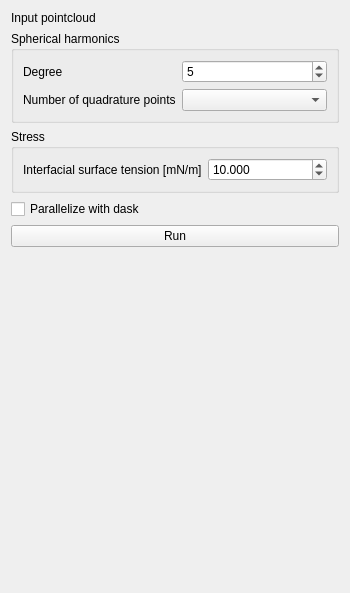
Old version of the form src/napari_stress/_measurements/toolbox.ui in the repository jo-mueller/napari-stress.
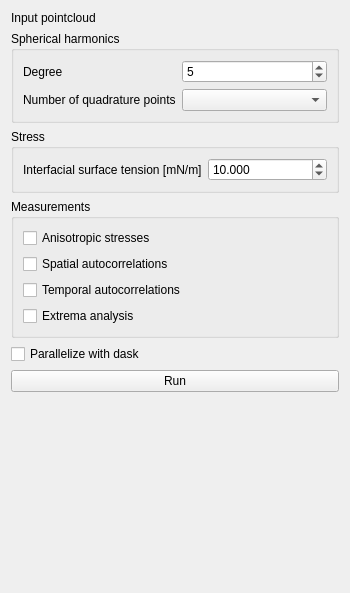
New version of the form.

```diff
--- a/src/napari_stress/_measurements/toolbox.ui
+++ b/src/napari_stress/_measurements/toolbox.ui
@@ -47,7 +47,7 @@
      </layout>
     </widget>
    </item>
-   <item row="5" column="1">
+   <item row="6" column="1">
     <spacer name="verticalSpacer">
      <property name="orientation">
       <enum>Qt::Vertical</enum>
@@ -67,7 +67,7 @@
      </property>
     </widget>
    </item>
-   <item row="4" column="0" colspan="2">
+   <item row="5" column="0" colspan="2">
     <widget class="QPushButton" name="pushButton_run">
      <property name="text">
       <string>Run</string>
@@ -103,13 +103,50 @@
      </layout>
     </widget>
    </item>
-   <item row="3" column="0">
+   <item row="4" column="0">
     <widget class="QCheckBox" name="checkBox_use_dask">
      <property name="text">
       <string>Parallelize with dask</string>
      </property>
     </widget>
    </item>
+   <item row="3" column="0" colspan="2">
+    <widget class="QGroupBox" name="groupBox">
+     <property name="title">
+      <string>Measurements</string>
+     </property>
+     <layout class="QGridLayout" name="gridLayout_4">
+      <item row="1" column="0">
+       <widget class="QCheckBox" name="checkBox_do_spatial_autocorrs">
+        <property name="text">
+         <string>Spatial autocorrelations</string>
+        </property>
+       </widget>
+      </item>
+      <item row="0" column="0">
+       <widget class="QCheckBox" name="checkBox_do_stresses">
+        <property name="text">
+         <string>Anisotropic stresses</string>
+        </property>
+       </widget>
+      </item>
+      <item row="2" column="0">
+       <widget class="QCheckBox" name="checkBox_do_temporal_autocorrs">
+        <property name="text">
+         <string>Temporal autocorrelations</string>
+        </property>
+       </widget>
+      </item>
+      <item row="3" column="0">
+       <widget class="QCheckBox" name="checkBox_do_extrema">
+        <property name="text">
+         <string>Extrema analysis</string>
+        </property>
+       </widget>
+      </item>
+     </layout>
+    </widget>
+   </item>
   </layout>
  </widget>
  <resources/>
```
